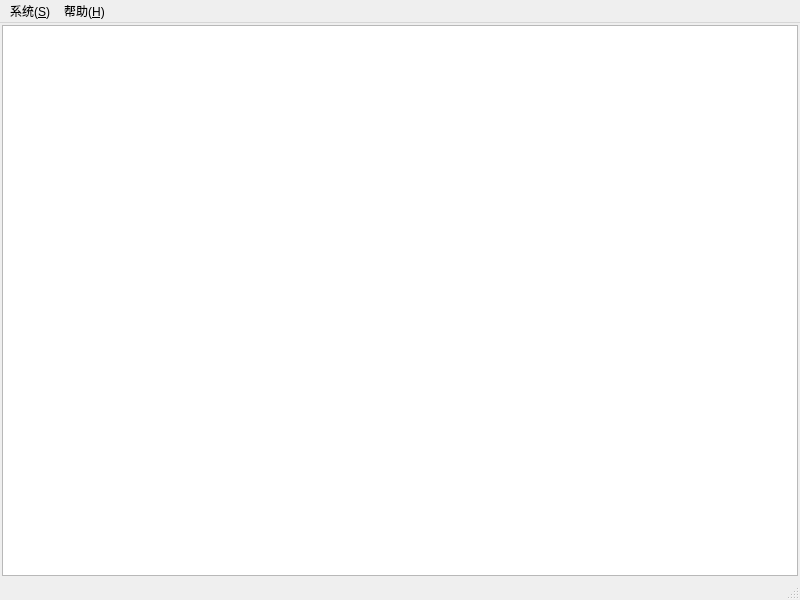
First picture: the form in QT/main_window.ui, repository BruceFrankWong/FuturesWorkshop, before the edit.
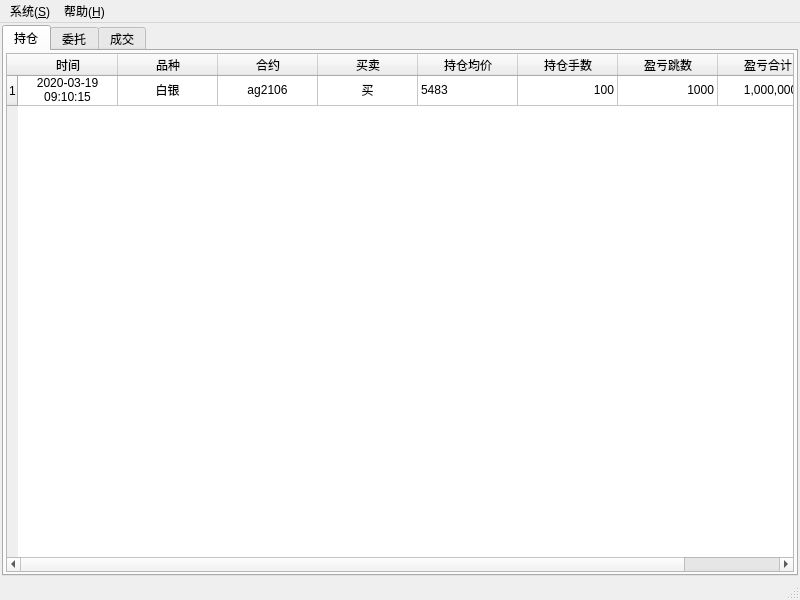
Second picture: the form after the edit.

Commit message: Add dialog preference and test server.

What changed in the file:
```diff
--- a/QT/main_window.ui
+++ b/QT/main_window.ui
@@ -28,7 +28,276 @@
      <number>2</number>
     </property>
     <item row="0" column="0">
-     <widget class="QTableWidget" name="tablePosition"/>
+     <widget class="QTabWidget" name="tabWidget">
+      <property name="currentIndex">
+       <number>0</number>
+      </property>
+      <widget class="QWidget" name="tabPosition">
+       <attribute name="title">
+        <string>持仓</string>
+       </attribute>
+       <layout class="QGridLayout" name="gridLayout_2">
+        <property name="leftMargin">
+         <number>2</number>
+        </property>
+        <property name="topMargin">
+         <number>2</number>
+        </property>
+        <property name="rightMargin">
+         <number>2</number>
+        </property>
+        <property name="bottomMargin">
+         <number>2</number>
+        </property>
+        <item row="0" column="0">
+         <widget class="QTableWidget" name="tablePosition">
+          <property name="alternatingRowColors">
+           <bool>true</bool>
+          </property>
+          <attribute name="horizontalHeaderShowSortIndicator" stdset="0">
+           <bool>true</bool>
+          </attribute>
+          <row>
+           <property name="text">
+            <string>1</string>
+           </property>
+          </row>
+          <column>
+           <property name="text">
+            <string>时间</string>
+           </property>
+           <property name="textAlignment">
+            <set>AlignCenter</set>
+           </property>
+          </column>
+          <column>
+           <property name="text">
+            <string>品种</string>
+           </property>
+           <property name="textAlignment">
+            <set>AlignCenter</set>
+           </property>
+          </column>
+          <column>
+           <property name="text">
+            <string>合约</string>
+           </property>
+           <property name="textAlignment">
+            <set>AlignCenter</set>
+           </property>
+          </column>
+          <column>
+           <property name="text">
+            <string>买卖</string>
+           </property>
+           <property name="textAlignment">
+            <set>AlignCenter</set>
+           </property>
+          </column>
+          <column>
+           <property name="text">
+            <string>持仓均价</string>
+           </property>
+           <property name="textAlignment">
+            <set>AlignCenter</set>
+           </property>
+          </column>
+          <column>
+           <property name="text">
+            <string>持仓手数</string>
+           </property>
+           <property name="textAlignment">
+            <set>AlignCenter</set>
+           </property>
+          </column>
+          <column>
+           <property name="text">
+            <string>盈亏跳数</string>
+           </property>
+           <property name="textAlignment">
+            <set>AlignCenter</set>
+           </property>
+          </column>
+          <column>
+           <property name="text">
+            <string>盈亏合计</string>
+           </property>
+           <property name="textAlignment">
+            <set>AlignCenter</set>
+           </property>
+          </column>
+          <item row="0" column="0">
+           <property name="text">
+            <string>2020-03-19 09:10:15</string>
+           </property>
+           <property name="textAlignment">
+            <set>AlignCenter</set>
+           </property>
+          </item>
+          <item row="0" column="1">
+           <property name="text">
+            <string>白银</string>
+           </property>
+           <property name="textAlignment">
+            <set>AlignCenter</set>
+           </property>
+          </item>
+          <item row="0" column="2">
+           <property name="text">
+            <string>ag2106</string>
+           </property>
+           <property name="textAlignment">
+            <set>AlignCenter</set>
+           </property>
+          </item>
+          <item row="0" column="3">
+           <property name="text">
+            <string>买</string>
+           </property>
+           <property name="textAlignment">
+            <set>AlignCenter</set>
+           </property>
+          </item>
+          <item row="0" column="4">
+           <property name="text">
+            <string>5483</string>
+           </property>
+          </item>
+          <item row="0" column="5">
+           <property name="text">
+            <string>100</string>
+           </property>
+           <property name="textAlignment">
+            <set>AlignTrailing|AlignVCenter</set>
+           </property>
+          </item>
+          <item row="0" column="6">
+           <property name="text">
+            <string>1000</string>
+           </property>
+           <property name="textAlignment">
+            <set>AlignTrailing|AlignVCenter</set>
+           </property>
+          </item>
+          <item row="0" column="7">
+           <property name="text">
+            <string>1,000,000.00</string>
+           </property>
+           <property name="textAlignment">
+            <set>AlignTrailing|AlignVCenter</set>
+           </property>
+          </item>
+         </widget>
+        </item>
+       </layout>
+      </widget>
+      <widget class="QWidget" name="tabOrder">
+       <attribute name="title">
+        <string>委托</string>
+       </attribute>
+       <layout class="QGridLayout" name="gridLayout_3">
+        <property name="leftMargin">
+         <number>2</number>
+        </property>
+        <property name="topMargin">
+         <number>2</number>
+        </property>
+        <property name="rightMargin">
+         <number>2</number>
+        </property>
+        <property name="bottomMargin">
+         <number>2</number>
+        </property>
+        <item row="0" column="0">
+         <widget class="QTableWidget" name="tableOrder">
+          <column>
+           <property name="text">
+            <string>时间</string>
+           </property>
+          </column>
+          <column>
+           <property name="text">
+            <string>品种</string>
+           </property>
+          </column>
+          <column>
+           <property name="text">
+            <string>买卖</string>
+           </property>
+          </column>
+          <column>
+           <property name="text">
+            <string>委托价</string>
+           </property>
+          </column>
+          <column>
+           <property name="text">
+            <string>委托数</string>
+           </property>
+          </column>
+          <column>
+           <property name="text">
+            <string>状态</string>
+           </property>
+          </column>
+         </widget>
+        </item>
+       </layout>
+      </widget>
+      <widget class="QWidget" name="tabTrade">
+       <attribute name="title">
+        <string>成交</string>
+       </attribute>
+       <layout class="QGridLayout" name="gridLayout_4">
+        <property name="leftMargin">
+         <number>2</number>
+        </property>
+        <property name="topMargin">
+         <number>2</number>
+        </property>
+        <property name="rightMargin">
+         <number>2</number>
+        </property>
+        <property name="bottomMargin">
+         <number>2</number>
+        </property>
+        <item row="0" column="0">
+         <widget class="QTableWidget" name="tableTrade">
+          <column>
+           <property name="text">
+            <string>时间</string>
+           </property>
+          </column>
+          <column>
+           <property name="text">
+            <string>品种</string>
+           </property>
+          </column>
+          <column>
+           <property name="text">
+            <string>买卖</string>
+           </property>
+          </column>
+          <column>
+           <property name="text">
+            <string>持仓手数</string>
+           </property>
+          </column>
+          <column>
+           <property name="text">
+            <string>盈亏跳数</string>
+           </property>
+          </column>
+          <column>
+           <property name="text">
+            <string>盈亏合计</string>
+           </property>
+          </column>
+         </widget>
+        </item>
+       </layout>
+      </widget>
+     </widget>
     </item>
    </layout>
   </widget>
```
Left out of the diff: 13 changed lines with no effect on the pictures. The commit also changes 5 other files.
